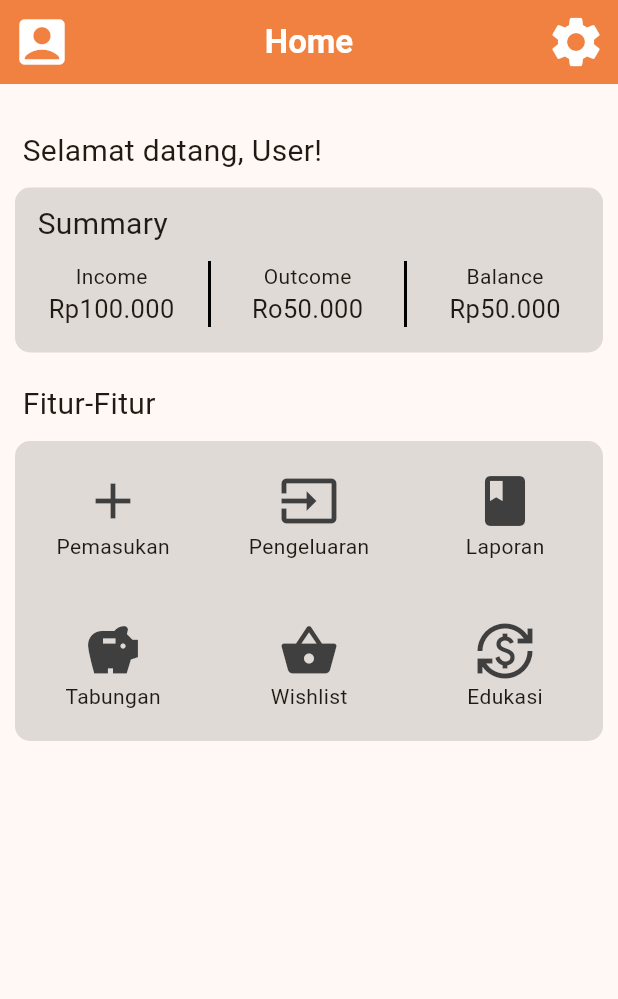
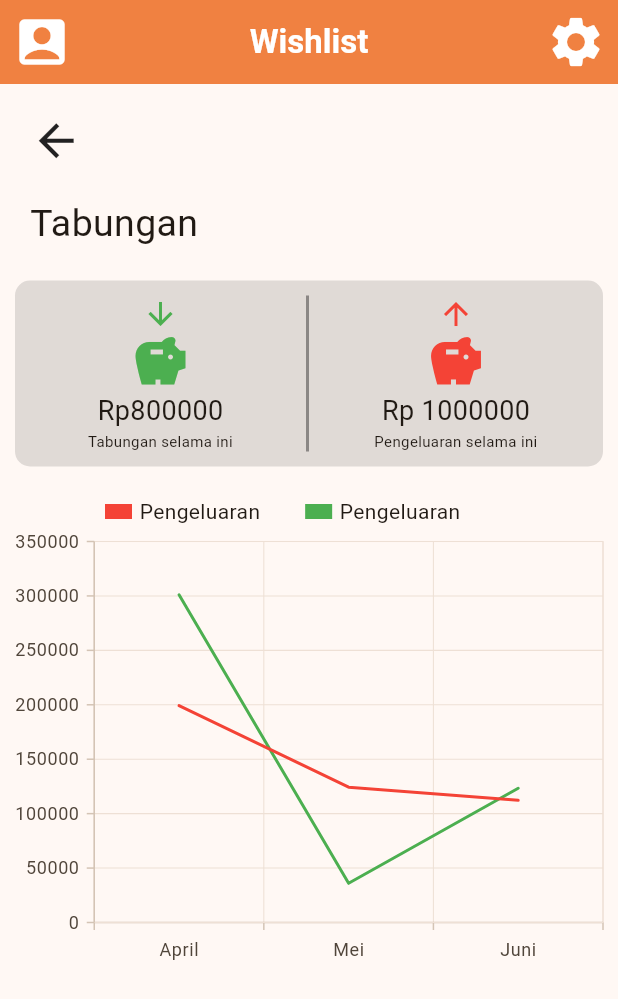
Before and after one commit to PPiR0604/Budgeter, a Flutter app: the HomePage screen opened directly, after a tap on "Tabungan", on a phone screen of 412 x 824 dp. Shown: the top 999 px of the screen. Run offline on Flutter 3.47's test engine with Material 3 defaults, Android fonts, the light colour scheme and no system bars; our stand-ins replace syncfusion_flutter_charts.

Commit message:
Penambahan Page Savings dengan chart di di dalamnya dan sedikit perbaikan pada beberapa Page

```diff
--- a/analysis_options.yaml
+++ b/analysis_options.yaml
@@ -7,6 +7,9 @@
 
 # The following line activates a set of recommended lints for Flutter apps,
 # packages, and plugins designed to encourage good coding practices.
+analyzer:
+  errors:
+    non_constant_identifier_names: ignore
 include: package:flutter_lints/flutter.yaml
 
 linter:
--- a/lib/Home.dart
+++ b/lib/Home.dart
@@ -1,4 +1,5 @@
 import 'package:budgeter/Report.dart';
+import 'package:budgeter/Tabungan.dart';
 import 'package:budgeter/Wishlist.dart';
 import 'package:budgeter/settingPage.dart';
 import 'package:flutter/material.dart';
@@ -136,7 +137,12 @@ class HomePage extends StatelessWidget {
             children: [
               Expanded(
                 child: InkWell(
-                  onTap: () {},
+                  onTap: () {
+                    Navigator.push(
+                        context,
+                        MaterialPageRoute(
+                            builder: (context) => TabunganPage()));
+                  },
                   child: const Column(
                     children: [
                       Icon(
--- a/lib/Report.dart
+++ b/lib/Report.dart
@@ -245,16 +245,12 @@ class ReportPage extends StatelessWidget {
           color: Colors.black12, borderRadius: BorderRadius.circular(10)),
       child: ListView(
         children: pemasukan.map((data) {
-          return Container(
-            padding: const EdgeInsets.only(top: 15, bottom: 15),
+          return Card(
             margin: const EdgeInsets.only(bottom: 5, left: 5, right: 5),
-            decoration: BoxDecoration(
-              borderRadius: BorderRadius.circular(10),
-              color: const Color.fromRGBO(255, 248, 244, 1),
-            ),
+            color: const Color.fromRGBO(255, 248, 244, 1),
             child: Row(
               children: [
-                const Padding(padding: EdgeInsets.only(left: 15)),
+                const Padding(padding: EdgeInsets.only(left: 15, top: 60)),
                 SizedBox(
                     width: size * 0.2,
                     child: Column(
@@ -302,16 +298,12 @@ class ReportPage extends StatelessWidget {
           color: Colors.black12, borderRadius: BorderRadius.circular(10)),
       child: ListView(
         children: pemasukan.map((data) {
-          return Container(
-            padding: const EdgeInsets.only(top: 15, bottom: 15),
+          return Card(
             margin: const EdgeInsets.only(bottom: 5, left: 5, right: 5),
-            decoration: BoxDecoration(
-              borderRadius: BorderRadius.circular(10),
-              color: const Color.fromRGBO(255, 248, 244, 1),
-            ),
+            color: const Color.fromRGBO(255, 248, 244, 1),
             child: Row(
               children: [
-                const Padding(padding: EdgeInsets.only(left: 15)),
+                const Padding(padding: EdgeInsets.only(left: 15, top: 60)),
                 SizedBox(
                     width: size * 0.2,
                     child: Column(
@@ -378,7 +370,7 @@ class ReportPage extends StatelessWidget {
                     color: Colors.green,
                   ),
                   const Text(
-                    "pemasukan",
+                    "Pemasukan",
                     style: TextStyle(fontSize: 20),
                   ),
                   Text("Rp$_TotalPemasukan")
--- /dev/null
+++ b/lib/Tabungan.dart
@@ -0,0 +1,199 @@
+import 'package:flutter/material.dart';
+import 'package:syncfusion_flutter_charts/charts.dart';
+import 'settingPage.dart';
+
+class TabunganPage extends StatelessWidget {
+  TabunganPage({super.key});
+  int _TotalPemasukan = 800000;
+  @override
+  Widget build(BuildContext context) {
+    return Scaffold(
+      appBar: AppBar(
+        backgroundColor: const Color.fromARGB(255, 240, 129, 65),
+        title: const Text(
+          "Wishlist",
+          style: TextStyle(fontWeight: FontWeight.bold, color: Colors.white),
+        ),
+        centerTitle: true,
+        leading: IconButton(
+          onPressed: () {},
+          icon: const Icon(Icons.account_box_rounded, color: Colors.white),
+          iconSize: 40,
+        ),
+        actions: [
+          IconButton(
+            onPressed: () {
+              Navigator.push(context,
+                  MaterialPageRoute(builder: (context) => SettingPage()));
+            },
+            icon: const Icon(
+              Icons.settings,
+              color: Colors.white,
+            ),
+            iconSize: 40,
+          )
+        ],
+      ),
+      body: SingleChildScrollView(
+        child: Column(
+          children: [
+            const Padding(padding: EdgeInsets.only(top: 20)),
+            Row(
+              crossAxisAlignment: CrossAxisAlignment.start,
+              children: [
+                const Padding(padding: EdgeInsets.only(left: 20)),
+                InkWell(
+                  onTap: () {
+                    Navigator.pop(context);
+                  },
+                  child: const Icon(
+                    Icons.arrow_back,
+                    size: 35,
+                  ),
+                ),
+              ],
+            ),
+            const Padding(padding: EdgeInsets.only(top: 20)),
+            const Row(
+              children: [
+                Padding(padding: EdgeInsets.only(left: 20)),
+                Text(
+                  "Tabungan",
+                  style: TextStyle(fontSize: 25),
+                )
+              ],
+            ),
+            const Padding(padding: EdgeInsets.only(top: 20)),
+            Container(
+              margin: const EdgeInsets.only(
+                right: 10,
+                left: 10,
+              ),
+              padding: const EdgeInsets.only(top: 10, bottom: 10),
+              decoration: BoxDecoration(
+                  color: Colors.black12,
+                  borderRadius: BorderRadius.circular(10),
+                  boxShadow: const []),
+              child: Row(
+                mainAxisAlignment: MainAxisAlignment.spaceEvenly,
+                children: [
+                  Expanded(
+                    child: Container(
+                      decoration: const BoxDecoration(
+                          border: Border(
+                              right:
+                                  BorderSide(width: 2, color: Colors.black38))),
+                      child: Column(
+                        mainAxisAlignment: MainAxisAlignment.center,
+                        children: [
+                          Icon(
+                            Icons.arrow_downward,
+                            color: Colors.green,
+                          ),
+                          const Icon(
+                            Icons.savings,
+                            size: 40,
+                            color: Colors.green,
+                          ),
+                          Text(
+                            "Rp$_TotalPemasukan",
+                            style: TextStyle(fontSize: 18),
+                          ),
+                          const Text(
+                            "Tabungan selama ini",
+                            softWrap: true,
+                            textAlign: TextAlign.center,
+                            style: TextStyle(fontSize: 10),
+                          ),
+                        ],
+                      ),
+                    ),
+                  ),
+                  const Expanded(
+                    child: Column(
+                      mainAxisAlignment: MainAxisAlignment.center,
+                      children: [
+                        Icon(
+                          Icons.arrow_upward,
+                          color: Colors.red,
+                        ),
+                        Icon(
+                          Icons.savings,
+                          size: 40,
+                          color: Colors.red,
+                        ),
+                        Text(
+                          "Rp 1000000",
+                          style: TextStyle(fontSize: 18),
+                        ),
+                        const Text(
+                          "Pengeluaran selama ini",
+                          softWrap: true,
+                          textAlign: TextAlign.center,
+                          style: TextStyle(fontSize: 10),
+                        ),
+                      ],
+                    ),
+                  )
+                ],
+              ),
+            ),
+            Padding(padding: EdgeInsets.only(top: 20)),
+            SizedBox(
+              child: Row(
+                children: [
+                  const Padding(padding: EdgeInsets.only(left: 70)),
+                  Container(
+                    height: 10,
+                    width: 18,
+                    color: Colors.red,
+                  ),
+                  const Padding(padding: EdgeInsets.only(left: 5)),
+                  const Text("Pengeluaran"),
+                  const Padding(padding: EdgeInsets.only(left: 30)),
+                  Container(
+                    height: 10,
+                    width: 18,
+                    color: Colors.green,
+                  ),
+                  const Padding(padding: EdgeInsets.only(left: 5)),
+                  const Text("Pengeluaran"),
+                ],
+              ),
+            ),
+            SfCartesianChart(
+              primaryXAxis: const CategoryAxis(),
+              series: [
+                LineSeries<dummy, String>(
+                  dataSource: data,
+                  color: Colors.green,
+                  xValueMapper: (dummy Tesdata, _) => Tesdata.x,
+                  yValueMapper: (dummy Tesdata, _) => Tesdata.y,
+                ),
+                LineSeries<dummy, String>(
+                  dataSource: data,
+                  color: Colors.red,
+                  xValueMapper: (dummy Tesdata, _) => Tesdata.x,
+                  yValueMapper: (dummy Tesdata, _) => Tesdata.y1,
+                )
+              ],
+            )
+          ],
+        ),
+      ),
+    );
+  }
+
+  final List<dummy> data = <dummy>[
+    dummy("April", 301000, 199239),
+    dummy("Mei", 36000, 124334),
+    dummy("Juni", 123312, 112234)
+  ];
+}
+
+class dummy {
+  dummy(this.x, this.y, this.y1);
+  final String x;
+  final double y;
+  final double y1;
+}
--- a/lib/Wishlist.dart
+++ b/lib/Wishlist.dart
@@ -147,18 +147,14 @@ class WishlistPage extends StatelessWidget {
       child: SizedBox(
         height: 400,
         child: ListView(
-            padding: const EdgeInsets.only(top: 5),
             children: WishlistList.map((data) {
-              return Container(
-                decoration: BoxDecoration(
+          return Card(
             color: const Color.fromRGBO(255, 248, 244, 1),
-                    borderRadius: BorderRadius.circular(5)),
-                margin: const EdgeInsets.only(left: 10, right: 10, bottom: 5),
-                height: 50,
+            margin: const EdgeInsets.only(left: 5, right: 5, bottom: 5),
             child: Row(
               // mainAxisAlignment: MainAxisAlignment.spaceAround,
               children: [
-                    const Padding(padding: EdgeInsets.only(left: 10)),
+                const Padding(padding: EdgeInsets.only(left: 10, top: 60)),
                 SizedBox(
                   width: size * 0.26,
                   child: Column(
--- a/lib/settingPage.dart
+++ b/lib/settingPage.dart
@@ -1,5 +1,6 @@
 import 'package:budgeter/main.dart';
 import 'package:flutter/material.dart';
+import 'Tabungan.dart';
 
 class SettingPage extends StatelessWidget {
   SettingPage({Key? key}) : super(key: key);
--- a/pubspec.yaml
+++ b/pubspec.yaml
@@ -32,13 +32,9 @@ dependencies:
   flutter:
     sdk: flutter
   flutter_launcher_icons: ^0.14.1
+  syncfusion_flutter_charts: ^27.2.2
 
 dev_dependencies:
-  # The "flutter_lints" package below contains a set of recommended lints to
-  # encourage good coding practices. The lint set provided by the package is
-  # activated in the `analysis_options.yaml` file located at the root of your
-  # package. See that file for information about deactivating specific lint
-  # rules and activating additional ones.
   flutter_lints: ^4.0.0
   flutter_test:
     sdk: flutter
```
Also changed, not shown: pubspec.lock. Lines whose indentation alone changed are shown as unchanged.
